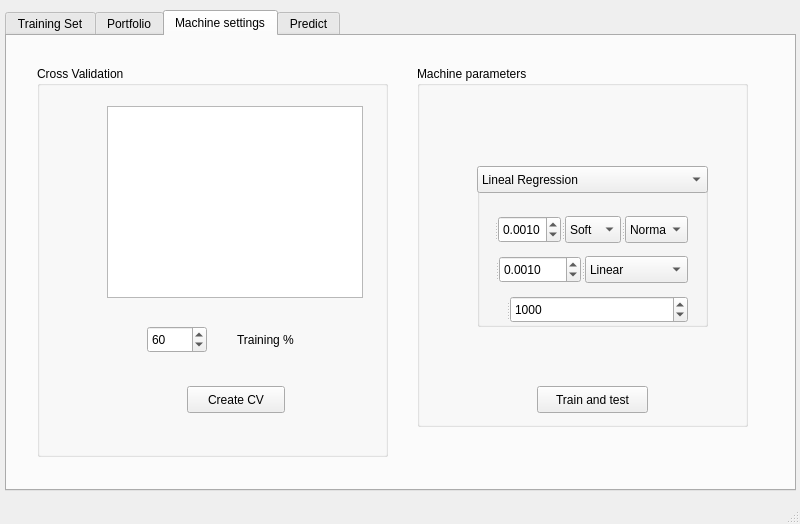
This is MachineBenchMark/UI/Prueba1.ui in aydevosotros/MachineBenchMark as Qt 5 draws it before an edit. The edited form follows.
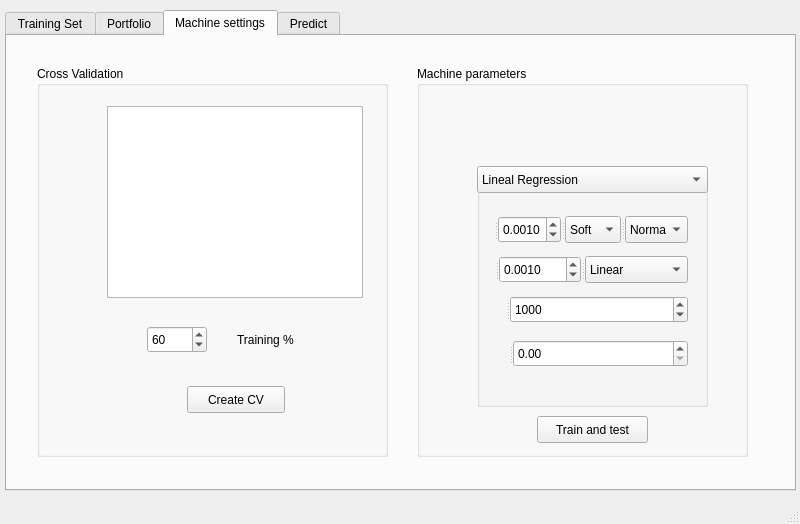
This is the edited form. Custom widgets are drawn as their Qt base class.

The edit to the form file:
```diff
--- a/MachineBenchMark/UI/Prueba1.ui
+++ b/MachineBenchMark/UI/Prueba1.ui
@@ -468,7 +468,7 @@
         <x>410</x>
         <y>30</y>
         <width>331</width>
-        <height>361</height>
+        <height>391</height>
        </rect>
       </property>
       <property name="title">
@@ -480,7 +480,7 @@
          <x>60</x>
          <y>110</y>
          <width>231</width>
-         <height>151</height>
+         <height>231</height>
         </rect>
        </property>
        <property name="title">
@@ -646,7 +646,7 @@
        <property name="geometry">
         <rect>
          <x>120</x>
-         <y>320</y>
+         <y>350</y>
          <width>111</width>
          <height>27</height>
         </rect>
@@ -841,6 +841,25 @@
      </widget>
     </widget>
    </widget>
+   <widget class="QSplitter" name="splitter_4">
+    <property name="geometry">
+     <rect>
+      <x>487</x>
+      <y>340</y>
+      <width>201</width>
+      <height>27</height>
+     </rect>
+    </property>
+    <property name="orientation">
+     <enum>Qt::Horizontal</enum>
+    </property>
+    <widget class="QLabel" name="label_10">
+     <property name="text">
+      <string/>
+     </property>
+    </widget>
+    <widget class="QDoubleSpinBox" name="doubleSpinBox_4"/>
+   </widget>
   </widget>
   <widget class="QStatusBar" name="statusbar"/>
   <action name="actionSalir">
```
